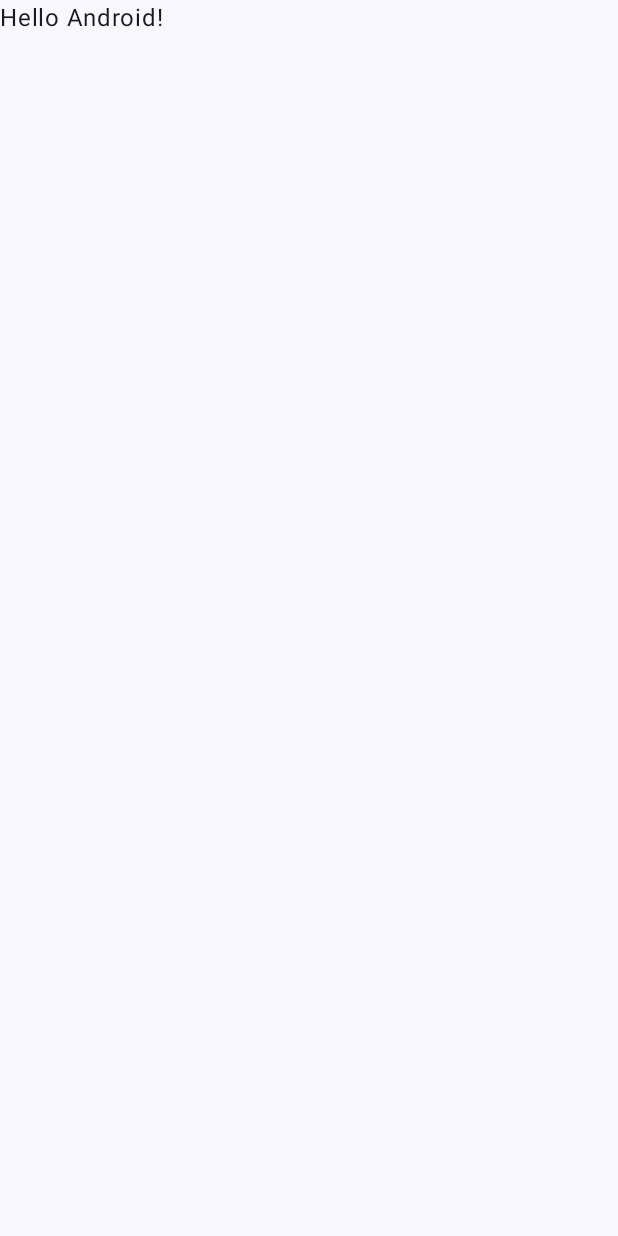
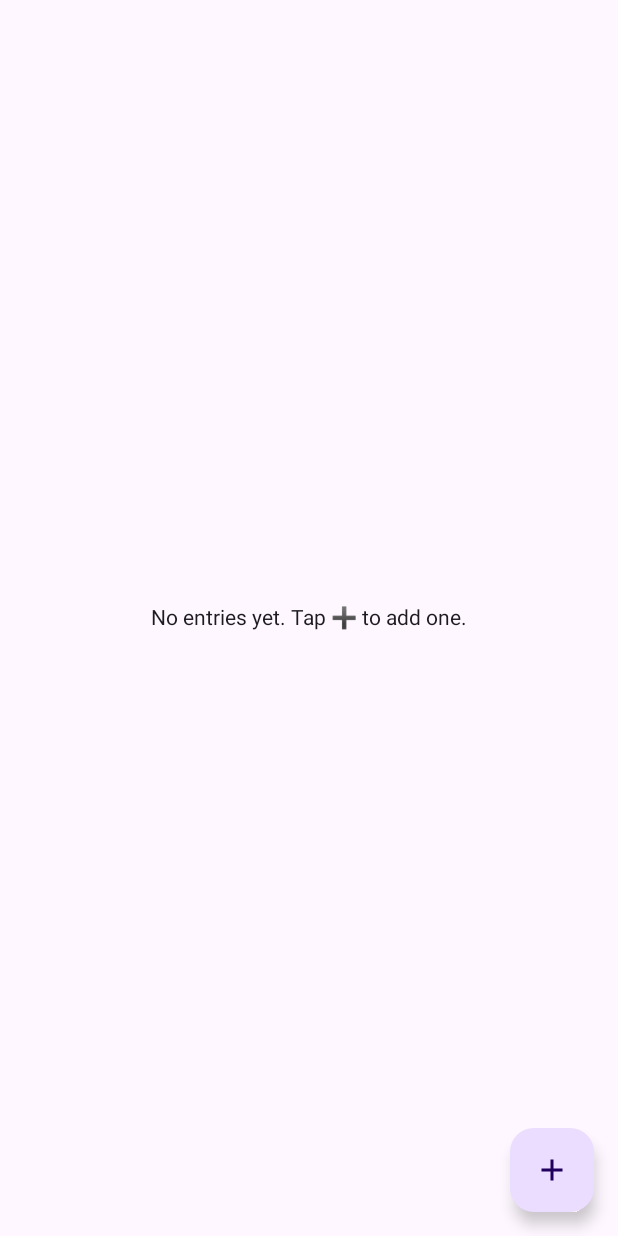
Before and after one commit to basklab/CbtTracker, an Android app built with Jetpack Compose: the screen it shows after launch (MainActivity), on a phone screen of 412 x 824 dp. Before the commit the screen is almost empty. Run offline under Robolectric (Android 15) with nearby library versions, the phone set to English and light mode, and no system bars.

Commit message:
integrate components via CbtTrackerApp and simplify MainActivity
Adds CbtTrackerApp composable that holds in-memory state and dialog visibility.
Replaces previous sample UI in MainActivity with a single call to CbtTrackerApp.

PROMPT:

Add a new composable CbtTrackerApp() in package com.oleg.cbttracker that:

- Holds val entries = remember { mutableStateListOf<ThoughtEntry>() }
- Holds a Boolean showDialog state
- Uses Scaffold with FAB (Icons.Default.Add) to toggle dialog
- Shows ThoughtListUI with scaffold padding
- When AddThoughtDialog.onAdd invoked, append new ThoughtEntry(thought = text) and close dialog

Modify MainActivity so onCreate's setContent block is only: setContent { CbtTrackerApp() }.
Remove previous Greeting/demo code, previews, and comments.

```diff
--- /dev/null
+++ b/app/src/main/java/com/oleg/cbttracker/CbtTrackerApp.kt
@@ -0,0 +1,42 @@
+package com.oleg.cbttracker
+
+import androidx.compose.foundation.layout.*
+import androidx.compose.material.icons.Icons
+import androidx.compose.material.icons.filled.Add
+import androidx.compose.material3.*
+import androidx.compose.runtime.*
+import androidx.compose.ui.Modifier
+import com.oleg.cbttracker.components.AddThoughtDialog
+import com.oleg.cbttracker.components.ThoughtListUI
+
+@OptIn(ExperimentalMaterial3Api::class)
+@Composable
+fun CbtTrackerApp() {
+    val entries = remember { mutableStateListOf<ThoughtEntry>() }
+    var showDialog by remember { mutableStateOf(false) }
+
+    Scaffold(
+        floatingActionButton = {
+            FloatingActionButton(onClick = { showDialog = true }) {
+                Icon(Icons.Default.Add, contentDescription = "Add thought")
+            }
+        }
+    ) { inner ->
+        ThoughtListUI(
+            entries = entries,
+            modifier = Modifier
+                .fillMaxSize()
+                .padding(inner)
+        )
+
+        if (showDialog) {
+            AddThoughtDialog(
+                onAdd = { text ->
+                    entries.add(ThoughtEntry(thought = text))
+                    showDialog = false
+                },
+                onDismiss = { showDialog = false }
+            )
+        }
+    }
+}
--- a/app/src/main/java/com/oleg/cbttracker/MainActivity.kt
+++ b/app/src/main/java/com/oleg/cbttracker/MainActivity.kt
@@ -3,45 +3,17 @@ package com.oleg.cbttracker
 import android.os.Bundle
 import androidx.activity.ComponentActivity
 import androidx.activity.compose.setContent
-import androidx.activity.enableEdgeToEdge
-import androidx.compose.foundation.layout.fillMaxSize
-import androidx.compose.foundation.layout.padding
-import androidx.compose.material3.Scaffold
-import androidx.compose.material3.Text
-import androidx.compose.runtime.Composable
-import androidx.compose.ui.Modifier
-import androidx.compose.ui.tooling.preview.Preview
-import com.oleg.cbttracker.ui.theme.CbtTrackerTheme
 
+/**
+ * Simplest possible “Qualia-style” CBT tracker.
+ *
+ * * Jetpack Compose, single screen
+ * * In-memory list (no database or ViewModel yet)
+ * * FloatingActionButton opens a dialog to add a thought
+ */
 class MainActivity : ComponentActivity() {
     override fun onCreate(savedInstanceState: Bundle?) {
         super.onCreate(savedInstanceState)
-        enableEdgeToEdge()
-        setContent {
-            CbtTrackerTheme {
-                Scaffold(modifier = Modifier.fillMaxSize()) { innerPadding ->
-                    Greeting(
-                        name = "Android",
-                        modifier = Modifier.padding(innerPadding)
-                    )
-                }
-            }
-        }
+        setContent { CbtTrackerApp() }
     }
 }
-
-@Composable
-fun Greeting(name: String, modifier: Modifier = Modifier) {
-    Text(
-        text = "Hello $name!",
-        modifier = modifier
-    )
-}
-
-@Preview(showBackground = true)
-@Composable
-fun GreetingPreview() {
-    CbtTrackerTheme {
-        Greeting("Android")
-    }
-}
```
